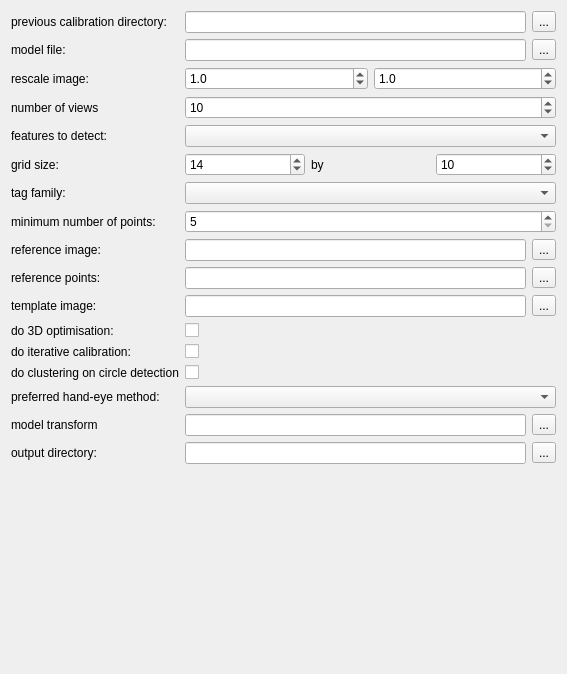
Before: the Qt Designer form MITK/Plugins/uk.ac.ucl.cmic.igicameracal/src/internal/niftkCameraCalViewPreferencePage.ui in NifTK/NifTK, drawn with Qt 5.
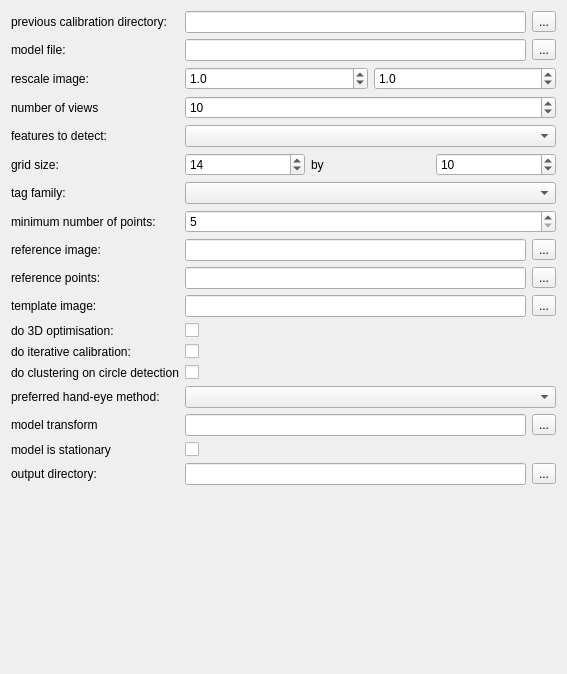
After: the same form once the commit is applied.

Commit message: Issue #5322: Add checkbox to tell NiftyCal whether model is stationary.

The edit to the form file:
```diff
--- a/MITK/Plugins/uk.ac.ucl.cmic.igicameracal/src/internal/niftkCameraCalViewPreferencePage.ui
+++ b/MITK/Plugins/uk.ac.ucl.cmic.igicameracal/src/internal/niftkCameraCalViewPreferencePage.ui
@@ -13,7 +13,7 @@
   <property name="windowTitle">
    <string>Form</string>
   </property>
-  <layout class="QHBoxLayout" name="horizontalLayout_10">
+  <layout class="QVBoxLayout" name="verticalLayout">
    <item>
     <layout class="QFormLayout" name="formLayout">
      <item row="0" column="0">
@@ -431,6 +431,23 @@
       </layout>
      </item>
      <item row="16" column="0">
+      <widget class="QLabel" name="m_ModelIsStationaryLabel">
+       <property name="toolTip">
+        <string>Name of a 4x4 file to describe model to tracker transform.</string>
+       </property>
+       <property name="text">
+        <string>model is stationary</string>
+       </property>
+      </widget>
+     </item>
+     <item row="16" column="1">
+      <widget class="QCheckBox" name="m_ModelIsStationaryCheckBox">
+       <property name="text">
+        <string/>
+       </property>
+      </widget>
+     </item>
+     <item row="17" column="0">
       <widget class="QLabel" name="m_OutputDirLabel">
        <property name="toolTip">
         <string>The minimum before camera calibration starts.</string>
@@ -440,7 +457,7 @@
        </property>
       </widget>
      </item>
-     <item row="16" column="1">
+     <item row="17" column="1">
       <layout class="QHBoxLayout" name="horizontalLayout_9">
        <item>
         <widget class="QLineEdit" name="m_OutputDirLineEdit">
```
The commit also changes 4 other files.
